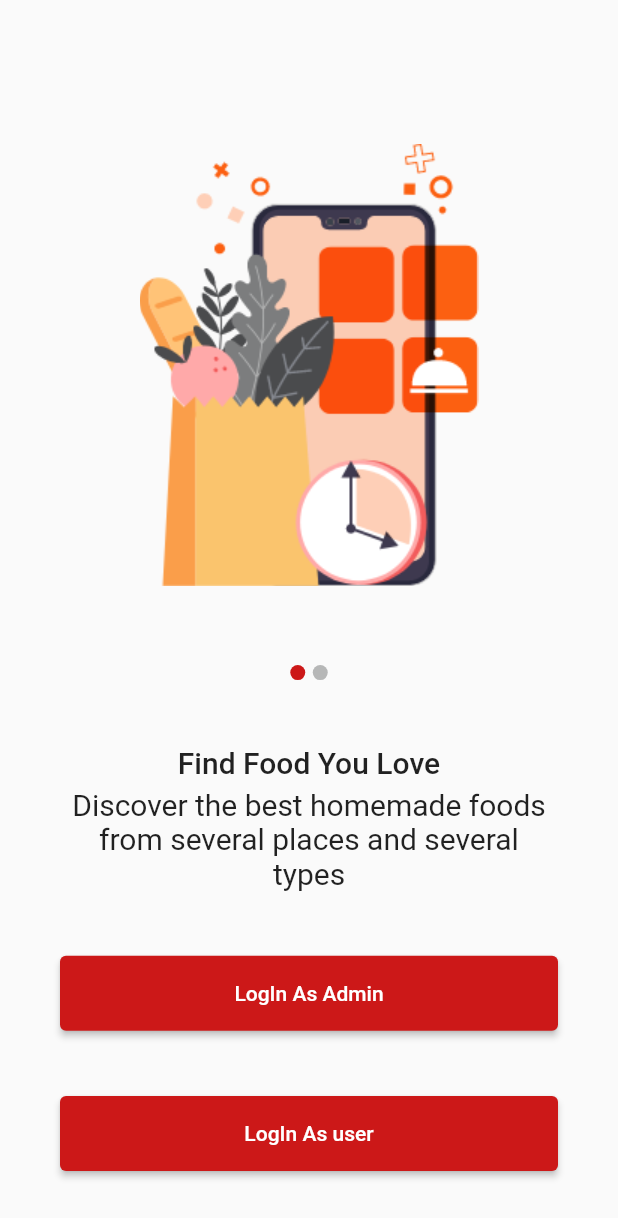
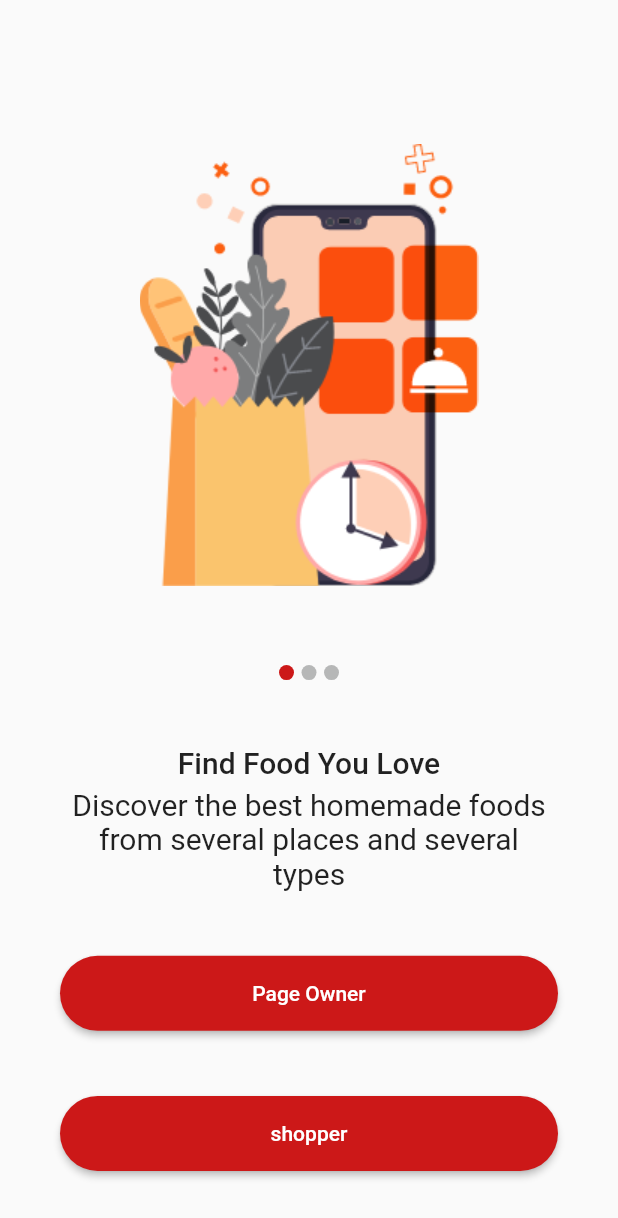
Before and after one commit to LeenSharaf/Frontend_Aklati_GP1, a Flutter app: the IntroScreen screen opened directly, on a phone screen of 412 x 824 dp. Shown: the top 1218 px of the screen. Run offline on Flutter 3.47's test engine with Material 2 defaults, Android fonts, the phone set to English and light mode, and no system bars; our stand-ins replace curved_navigation_bar, easy_localization, flutter_rating_bar, flutter_svg, fluttertoast, image_picker and 3 more; missing offline and left inert: mailer, roaa; accounts and stored records are empty; project files that could hold a hidden picture were left out.

Commit message:
introScreen.dart

```diff
--- a/lib/start_page/introScreen.dart
+++ b/lib/start_page/introScreen.dart
@@ -1,8 +1,10 @@
 import 'package:flutter/material.dart';
-import 'package:test_homee/constran.dart';
-import 'package:test_homee/customer/LogIn.dart';
-import 'package:test_homee/customer/loginfor_smalluser.dart';
-import 'package:test_homee/start_page/helper.dart';
+import 'package:provider/provider.dart';
+import 'package:roaa/providers/AppProvider.dart';
+import '../constran.dart';
+import '../customer/LogIn.dart';
+import '../customer/loginfor_smalluser.dart';
+import '../start_page/helper.dart';
 
 
 class IntroScreen extends StatefulWidget {
@@ -24,9 +26,15 @@ class _IntroScreenState extends State<IntroScreen> {
 
     },
     {
-      "image": "lib/images/vector2.png",
+      "image": "lib/images/vector3.png",
       "title": "Order Now",
-      "desc": "You can order it and we can Deliver it to you"
+      "desc": "You can order any dishes from any pages "
+    },
+    {
+      "image": "lib/images/cash.jpg",
+      "title": "",
+      "desc":
+          "Payment is cash upon receipt"
     },
     /*{
       "image": "lib/images/vector3.png",
@@ -89,14 +97,14 @@ class _IntroScreenState extends State<IntroScreen> {
                       backgroundColor:
                           count == 1 ? Color.fromARGB(255, 204, 24, 24) : Color(0xFFB6B7B7),
                     ),
-                    // SizedBox(
-                    //   width: 5,
-                    // ),
-                    // CircleAvatar(
-                    //   radius: 5,
-                    //   backgroundColor:
-                    //       count == 2 ? Color.fromARGB(255, 204, 24, 24) : Color(0xFFB6B7B7),
-                    // )
+                    SizedBox(
+                      width: 5,
+                    ),
+                    CircleAvatar(
+                      radius: 5,
+                      backgroundColor:
+                          count == 2 ? Color.fromARGB(255, 204, 24, 24) : Color(0xFFB6B7B7),
+                    )
                   ],
                 ),
                 Spacer(),
@@ -118,12 +126,15 @@ class _IntroScreenState extends State<IntroScreen> {
                   width: double.infinity,
                   child: ElevatedButton(
                     style: ElevatedButton.styleFrom(
-            backgroundColor: Color.fromARGB(255, 204, 24, 24),
+                    shape: StadiumBorder(),
+
+            backgroundColor: kPrimaryColor,
 
 ),
 
 
                       onPressed: () {
+                        Provider.of<AppProvider>(context,listen: false).role='admin';
                         Navigator.push(
                         context,
                         MaterialPageRoute(
@@ -131,7 +142,7 @@ class _IntroScreenState extends State<IntroScreen> {
                         )
                       );
                       },
-                      child: Text("LogIn As Admin")),
+                      child: Text("Page Owner")),
                 ),
                 Spacer(),
                 SizedBox(
@@ -139,12 +150,15 @@ class _IntroScreenState extends State<IntroScreen> {
                   width: double.infinity,
                   child: ElevatedButton(
                     style: ElevatedButton.styleFrom(
-            backgroundColor: Color.fromARGB(255, 204, 24, 24),
+                    shape: StadiumBorder(),
+
+            backgroundColor: kPrimaryColor,
 
 ),
 
 
                       onPressed: () {
+                        Provider.of<AppProvider>(context,listen: false).role='admin';
                         Navigator.push(
                         context,
                         MaterialPageRoute(
@@ -152,7 +166,7 @@ class _IntroScreenState extends State<IntroScreen> {
                         )
                       );
                       },
-                      child: Text("LogIn As user")),
+                      child: Text("shopper")),
                 ),
                                 Spacer(),
 
```
